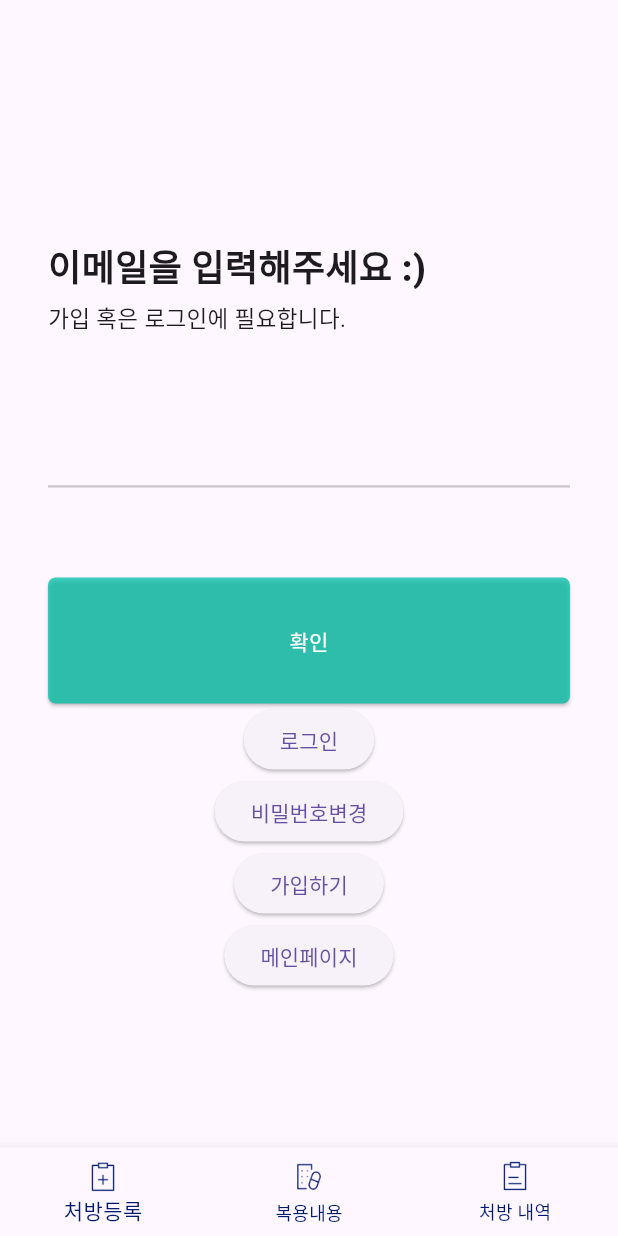
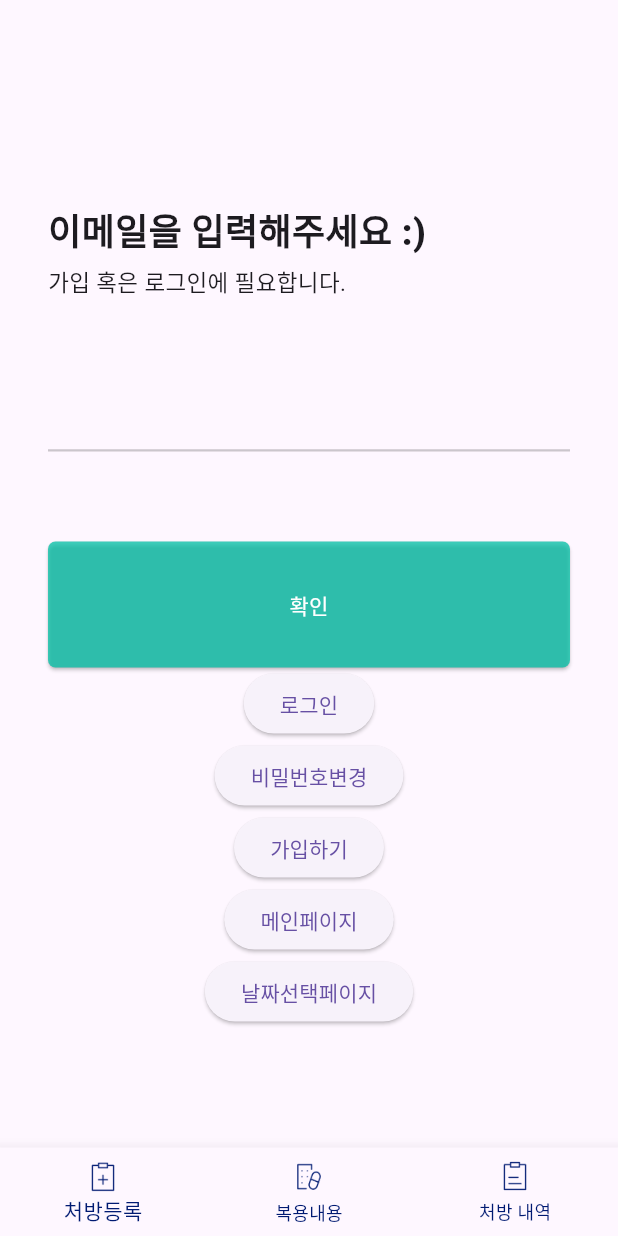
Before and after one commit to yungs11/care_management, a Flutter app: the screen it shows after launch, on a phone screen of 412 x 824 dp. Run offline on Flutter 3.47's test engine with Material 3 defaults, Android fonts, the phone set to English and light mode, and no system bars; our stand-ins replace dio, table_calendar; network calls fail; Roboto replaces fonts that are missing (Pretendard).

Commit message:
calendar 개발중

```diff
--- a/lib/component/account_custom.dart
+++ b/lib/component/account_custom.dart
@@ -10,7 +10,7 @@ class CustomTitle extends StatelessWidget {
   Widget build(BuildContext context) {
     return Text(
       titleText,
-      style: TextStyle(
+      style: const TextStyle(
         fontSize: 24.0,
         fontFamily: 'Pretendard',
         fontWeight: FontWeight.w900,
@@ -28,7 +28,7 @@ class SubTitle extends StatelessWidget {
   Widget build(BuildContext context) {
     return Text(
       subTitleText,
-      style: TextStyle(
+      style: const TextStyle(
         fontSize: 15,
       ),
     );
@@ -40,7 +40,7 @@ class CustomTextField extends StatelessWidget {
 
   @override
   Widget build(BuildContext context) {
-    return TextField(
+    return const TextField(
       decoration: InputDecoration(
         enabledBorder: UnderlineInputBorder(
           borderSide: BorderSide(color: Color(0x33000000), width: 1.5),
@@ -65,14 +65,14 @@ class DoneButton extends StatelessWidget {
     return ElevatedButton(
         onPressed: onButtonPressed,
         style: ElevatedButton.styleFrom(
-          primary: PRIMARY_COLOR,
+          backgroundColor: PRIMARY_COLOR,
           shape:
               RoundedRectangleBorder(borderRadius: BorderRadius.circular(5.0)),
-          padding: EdgeInsets.all(32.0),
+          padding: const EdgeInsets.all(32.0),
         ),
         child: Text(
           buttonText,
-          style: TextStyle(
+          style: const TextStyle(
             color: Colors.white,
           ),
         ));
--- a/lib/component/account_custom_text_field.dart
+++ b/lib/component/account_custom_text_field.dart
@@ -5,7 +5,7 @@ class AccountCustomTextField extends StatelessWidget {
 
   @override
   Widget build(BuildContext context) {
-    return TextField(
+    return const TextField(
 
     );
   }
--- a/lib/component/card_title.dart
+++ b/lib/component/card_title.dart
@@ -8,7 +8,7 @@ class CardTitle extends StatelessWidget {
   @override
   Widget build(BuildContext context) {
     return Container(
-        decoration: BoxDecoration(
+        decoration: const BoxDecoration(
           color: PRIMARY_COLOR,
           borderRadius: BorderRadius.only(
               topRight: Radius.circular(4.0), topLeft: Radius.circular(4.0)),
@@ -22,10 +22,10 @@ class CardTitle extends StatelessWidget {
             children: [
               Text(
                 title,
-                style: TextStyle(fontWeight: FontWeight.w700),
+                style: const TextStyle(fontWeight: FontWeight.w700),
                 //textAlign: TextAlign.c,
               ),
-              Text(
+              const Text(
                 '오늘',
                 style: TextStyle(fontWeight: FontWeight.w700, color: Colors.grey),
                 //textAlign: TextAlign.left,
--- a/lib/const/colors.dart
+++ b/lib/const/colors.dart
@@ -1,3 +1,4 @@
 import 'package:flutter/material.dart';
 
 const PRIMARY_COLOR = Color(0xBF00C1A6);
+const BACKGROUND_COLOR = Color(0xFFF7F7F7);
--- a/lib/const/tabs.dart
+++ b/lib/const/tabs.dart
@@ -1,4 +1,3 @@
-import 'package:flutter/material.dart';
 
 class TabInfo{
   final String iconImaPath; //tab에 보여줄 아이콘 이미지 패스
--- a/lib/layout/join_layout.dart
+++ b/lib/layout/join_layout.dart
@@ -1,10 +1,9 @@
-import 'package:care_management/const/tabs.dart';
 import 'package:flutter/material.dart';
 
 class JoinLayout extends StatelessWidget {
   final String appBartitle;
   final Widget body;
-  JoinLayout({super.key, required this.appBartitle, required this.body}  );
+  const JoinLayout({super.key, required this.appBartitle, required this.body}  );
 
   @override
   Widget build(BuildContext context) {
--- a/lib/layout/main_layout.dart
+++ b/lib/layout/main_layout.dart
@@ -4,7 +4,7 @@ import 'package:flutter/material.dart';
 class MainLayout extends StatelessWidget {
   final String appBartitle;
   final Widget body;
-  MainLayout({super.key, required this.appBartitle, required this.body}  );
+  const MainLayout({super.key, required this.appBartitle, required this.body}  );
 
   @override
   Widget build(BuildContext context) {
@@ -16,8 +16,8 @@ class MainLayout extends StatelessWidget {
       body: body,
       bottomNavigationBar:
         BottomNavigationBar(
-          selectedItemColor: Color(0xFF001A72),
-          unselectedItemColor: Color(0xFF001A72),
+          selectedItemColor: const Color(0xFF001A72),
+          unselectedItemColor: const Color(0xFF001A72),
           showSelectedLabels: true,
           showUnselectedLabels: true,
           //currentIndex: controller.index,
--- a/lib/screen/home_screen.dart
+++ b/lib/screen/home_screen.dart
@@ -1,4 +1,5 @@
 import 'package:care_management/layout/main_layout.dart';
+import 'package:care_management/screen/calendar_screen.dart';
 import 'package:care_management/screen/login_screen.dart';
 import 'package:care_management/screen/renew_password_screen.dart';
 import 'package:care_management/screen/join_screen.dart';
@@ -26,6 +27,7 @@ class HomeScreen extends StatefulWidget {
 
 class _HomeScreenState extends State<HomeScreen> {
 
+  @override
   void initState(){
     super.initState();
     fetchData();
@@ -44,10 +46,11 @@ class _HomeScreenState extends State<HomeScreen> {
   @override
   Widget build(BuildContext context) {
     final screens = [
-      ScreenModel(builder: (_) => LoginScreen(), name: '로그인'),
-      ScreenModel(builder: (_) => RenewPasswordScreen(), name: '비밀번호변경'),
-      ScreenModel(builder: (_) => SignUpScreen(), name: '가입하기'),
-      ScreenModel(builder: (_) => UserMainScreen(), name: '메인페이지'),
+      ScreenModel(builder: (_) => const LoginScreen(), name: '로그인'),
+      ScreenModel(builder: (_) => const RenewPasswordScreen(), name: '비밀번호변경'),
+      ScreenModel(builder: (_) => const SignUpScreen(), name: '가입하기'),
+      ScreenModel(builder: (_) => const UserMainScreen(), name: '메인페이지'),
+      ScreenModel(builder: (_) => const CalendarScreen(), name: '날짜선택페이지'),
     ];
 
     return MainLayout(
@@ -59,7 +62,7 @@ class _HomeScreenState extends State<HomeScreen> {
           mainAxisAlignment: MainAxisAlignment.center,
           crossAxisAlignment: CrossAxisAlignment.stretch,
           children: [
-            Column(
+            const Column(
               mainAxisAlignment: MainAxisAlignment.center,
               crossAxisAlignment: CrossAxisAlignment.stretch,
               children: [
@@ -72,17 +75,17 @@ class _HomeScreenState extends State<HomeScreen> {
                 ),
               ],
             ),
-            SizedBox(
+            const SizedBox(
               height: 53.0,
             ),
-            CustomTextField(),
-            SizedBox(
+            const CustomTextField(),
+            const SizedBox(
               height: 60.0,
             ),
             DoneButton(
                 onButtonPressed: () {
                   Navigator.of(context)
-                      .push(MaterialPageRoute(builder: (_) => LoginScreen()));
+                      .push(MaterialPageRoute(builder: (_) => const LoginScreen()));
                 },
                 buttonText: '확인'),
             Column(
--- a/pubspec.yaml
+++ b/pubspec.yaml
@@ -36,7 +36,8 @@ dependencies:
   # Use with the CupertinoIcons class for iOS style icons.
   cupertino_icons: ^1.0.2
   dio: ^5.4.0
-  intl: ^0.17.0
+  intl: ^0.19.0
+  table_calendar: ^3.1.0
 
 dev_dependencies:
   flutter_test:
```
Also changed, not shown: lib/component/card_list.dart (+22 -20 lines), lib/main.dart (+7 -2 lines), lib/screen/calendar_screen.dart (added, +116 -0 lines), lib/screen/join_screen.dart (+6 -7 lines), lib/screen/login_screen.dart (+7 -8 lines), lib/screen/renew_password_screen.dart (+6 -7 lines), lib/screen/user_main_screen.dart (+9 -11 lines), pubspec.lock.
